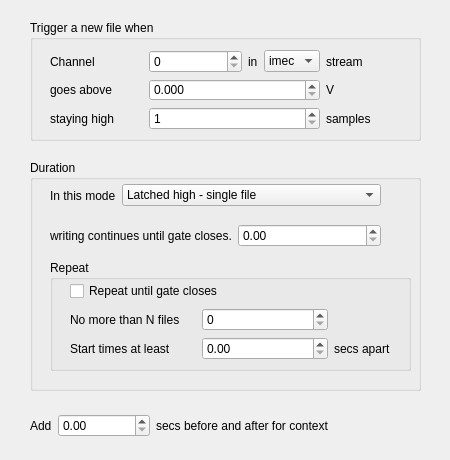
Above: Forms/TrigTTLPanel.ui from billkarsh/SpikeGLX before the change. Below: the same form after it.
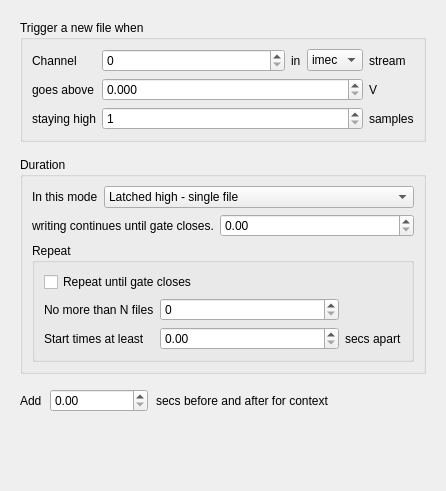
That is the form after the change.

The edit to the form file:
```diff
--- a/Forms/TrigTTLPanel.ui
+++ b/Forms/TrigTTLPanel.ui
@@ -6,141 +6,39 @@
    <rect>
     <x>0</x>
     <y>0</y>
-    <width>450</width>
-    <height>460</height>
+    <width>446</width>
+    <height>491</height>
    </rect>
   </property>
   <property name="windowTitle">
    <string>Form</string>
   </property>
-  <widget class="QWidget" name="horizontalLayoutWidget">
-   <property name="geometry">
-    <rect>
-     <x>30</x>
-     <y>410</y>
-     <width>391</width>
-     <height>31</height>
-    </rect>
+  <layout class="QGridLayout" name="gridLayout_2">
+   <property name="leftMargin">
+    <number>20</number>
    </property>
-   <layout class="QHBoxLayout" name="horizontalLayout">
-    <item>
-     <widget class="QLabel" name="label">
-      <property name="sizePolicy">
-       <sizepolicy hsizetype="Minimum" vsizetype="Preferred">
-        <horstretch>0</horstretch>
-        <verstretch>0</verstretch>
-       </sizepolicy>
-      </property>
-      <property name="text">
-       <string>Add</string>
-      </property>
-     </widget>
-    </item>
-    <item>
-     <widget class="QDoubleSpinBox" name="marginSB">
-      <property name="sizePolicy">
-       <sizepolicy hsizetype="Expanding" vsizetype="Fixed">
-        <horstretch>0</horstretch>
-        <verstretch>0</verstretch>
-       </sizepolicy>
-      </property>
-      <property name="minimumSize">
-       <size>
-        <width>0</width>
-        <height>22</height>
-       </size>
-      </property>
-      <property name="maximum">
-       <double>20.000000000000000</double>
-      </property>
-     </widget>
-    </item>
-    <item>
-     <widget class="QLabel" name="label_2">
-      <property name="sizePolicy">
-       <sizepolicy hsizetype="Minimum" vsizetype="Preferred">
-        <horstretch>0</horstretch>
-        <verstretch>0</verstretch>
-       </sizepolicy>
-      </property>
-      <property name="text">
-       <string>secs before and after for context</string>
-      </property>
-     </widget>
-    </item>
-    <item>
-     <spacer name="horizontalSpacer">
-      <property name="orientation">
-       <enum>Qt::Horizontal</enum>
-      </property>
-      <property name="sizeHint" stdset="0">
-       <size>
-        <width>40</width>
-        <height>20</height>
-       </size>
-      </property>
-     </spacer>
-    </item>
-   </layout>
-  </widget>
+   <property name="topMargin">
+    <number>20</number>
+   </property>
+   <property name="rightMargin">
+    <number>20</number>
+   </property>
+   <property name="verticalSpacing">
+    <number>15</number>
+   </property>
+   <item row="0" column="0">
   <widget class="QGroupBox" name="trigGB">
-   <property name="geometry">
-    <rect>
-     <x>30</x>
-     <y>20</y>
-     <width>391</width>
-     <height>121</height>
-    </rect>
-   </property>
    <property name="title">
     <string>Trigger a new file when</string>
    </property>
-   <widget class="QWidget" name="gridLayoutWidget">
-    <property name="geometry">
-     <rect>
-      <x>20</x>
-      <y>30</y>
-      <width>321</width>
-      <height>80</height>
-     </rect>
-    </property>
-    <layout class="QGridLayout" name="gridLayout">
-     <item row="0" column="0">
-      <widget class="QLabel" name="chanLabel">
-       <property name="sizePolicy">
-        <sizepolicy hsizetype="Expanding" vsizetype="Preferred">
-         <horstretch>0</horstretch>
-         <verstretch>0</verstretch>
-        </sizepolicy>
-       </property>
-       <property name="text">
-        <string>Channel</string>
-       </property>
-      </widget>
-     </item>
-     <item row="0" column="1">
-      <widget class="QSpinBox" name="chanSB">
-       <property name="sizePolicy">
-        <sizepolicy hsizetype="Expanding" vsizetype="Fixed">
-         <horstretch>0</horstretch>
-         <verstretch>0</verstretch>
-        </sizepolicy>
-       </property>
-       <property name="minimumSize">
-        <size>
-         <width>0</width>
-         <height>22</height>
-        </size>
-       </property>
-       <property name="maximum">
-        <number>999</number>
-       </property>
-      </widget>
-     </item>
+     <layout class="QGridLayout" name="gridLayout_3">
+      <property name="verticalSpacing">
+       <number>6</number>
+      </property>
      <item row="2" column="0">
       <widget class="QLabel" name="inarowLabel">
        <property name="sizePolicy">
-        <sizepolicy hsizetype="Expanding" vsizetype="Preferred">
+         <sizepolicy hsizetype="Preferred" vsizetype="Preferred">
          <horstretch>0</horstretch>
          <verstretch>0</verstretch>
         </sizepolicy>
@@ -153,7 +51,7 @@
      <item row="1" column="0">
       <widget class="QLabel" name="TLabel">
        <property name="sizePolicy">
-        <sizepolicy hsizetype="Expanding" vsizetype="Preferred">
+         <sizepolicy hsizetype="Preferred" vsizetype="Preferred">
          <horstretch>0</horstretch>
          <verstretch>0</verstretch>
         </sizepolicy>
@@ -163,23 +61,42 @@
        </property>
       </widget>
      </item>
-     <item row="1" column="4">
-      <widget class="QLabel" name="TUnitLabel">
+      <item row="0" column="1">
+       <widget class="QSpinBox" name="chanSB">
        <property name="sizePolicy">
-        <sizepolicy hsizetype="Minimum" vsizetype="Preferred">
+         <sizepolicy hsizetype="Expanding" vsizetype="Fixed">
+          <horstretch>0</horstretch>
+          <verstretch>0</verstretch>
+         </sizepolicy>
+        </property>
+        <property name="minimumSize">
+         <size>
+          <width>0</width>
+          <height>22</height>
+         </size>
+        </property>
+        <property name="maximum">
+         <number>999</number>
+        </property>
+       </widget>
+      </item>
+      <item row="0" column="0">
+       <widget class="QLabel" name="chanLabel">
+        <property name="sizePolicy">
+         <sizepolicy hsizetype="Preferred" vsizetype="Preferred">
          <horstretch>0</horstretch>
          <verstretch>0</verstretch>
         </sizepolicy>
        </property>
        <property name="text">
-        <string>V</string>
+         <string>Channel</string>
        </property>
       </widget>
      </item>
      <item row="2" column="4">
       <widget class="QLabel" name="inarowUnitLable">
        <property name="sizePolicy">
-        <sizepolicy hsizetype="Minimum" vsizetype="Preferred">
+         <sizepolicy hsizetype="Preferred" vsizetype="Preferred">
          <horstretch>0</horstretch>
          <verstretch>0</verstretch>
         </sizepolicy>
@@ -189,23 +106,10 @@
        </property>
       </widget>
      </item>
-     <item row="0" column="4">
-      <widget class="QLabel" name="streamLbl">
-       <property name="sizePolicy">
-        <sizepolicy hsizetype="Minimum" vsizetype="Preferred">
-         <horstretch>0</horstretch>
-         <verstretch>0</verstretch>
-        </sizepolicy>
-       </property>
-       <property name="text">
-        <string>stream</string>
-       </property>
-      </widget>
-     </item>
      <item row="0" column="2">
       <widget class="QLabel" name="inLbl">
        <property name="sizePolicy">
-        <sizepolicy hsizetype="Minimum" vsizetype="Preferred">
+         <sizepolicy hsizetype="Preferred" vsizetype="Preferred">
          <horstretch>0</horstretch>
          <verstretch>0</verstretch>
         </sizepolicy>
@@ -215,6 +119,32 @@
        </property>
       </widget>
      </item>
+      <item row="1" column="4">
+       <widget class="QLabel" name="TUnitLabel">
+        <property name="sizePolicy">
+         <sizepolicy hsizetype="Preferred" vsizetype="Preferred">
+          <horstretch>0</horstretch>
+          <verstretch>0</verstretch>
+         </sizepolicy>
+        </property>
+        <property name="text">
+         <string>V</string>
+        </property>
+       </widget>
+      </item>
+      <item row="0" column="4">
+       <widget class="QLabel" name="streamLbl">
+        <property name="sizePolicy">
+         <sizepolicy hsizetype="Preferred" vsizetype="Preferred">
+          <horstretch>0</horstretch>
+          <verstretch>0</verstretch>
+         </sizepolicy>
+        </property>
+        <property name="text">
+         <string>stream</string>
+        </property>
+       </widget>
+      </item>
      <item row="0" column="3">
       <widget class="QComboBox" name="streamCB">
        <item>
@@ -278,33 +208,84 @@
      </item>
     </layout>
    </widget>
-  </widget>
+   </item>
+   <item row="2" column="0">
+    <layout class="QHBoxLayout" name="horizontalLayout">
+     <property name="spacing">
+      <number>8</number>
+     </property>
+     <item>
+      <widget class="QLabel" name="label">
+       <property name="sizePolicy">
+        <sizepolicy hsizetype="Preferred" vsizetype="Preferred">
+         <horstretch>0</horstretch>
+         <verstretch>0</verstretch>
+        </sizepolicy>
+       </property>
+       <property name="text">
+        <string>Add</string>
+       </property>
+      </widget>
+     </item>
+     <item>
+      <widget class="QDoubleSpinBox" name="marginSB">
+       <property name="sizePolicy">
+        <sizepolicy hsizetype="Expanding" vsizetype="Fixed">
+         <horstretch>0</horstretch>
+         <verstretch>0</verstretch>
+        </sizepolicy>
+       </property>
+       <property name="minimumSize">
+        <size>
+         <width>0</width>
+         <height>22</height>
+        </size>
+       </property>
+       <property name="maximum">
+        <double>20.000000000000000</double>
+       </property>
+      </widget>
+     </item>
+     <item>
+      <widget class="QLabel" name="label_2">
+       <property name="sizePolicy">
+        <sizepolicy hsizetype="Preferred" vsizetype="Preferred">
+         <horstretch>0</horstretch>
+         <verstretch>0</verstretch>
+        </sizepolicy>
+       </property>
+       <property name="text">
+        <string>secs before and after for context</string>
+       </property>
+      </widget>
+     </item>
+     <item>
+      <spacer name="horizontalSpacer">
+       <property name="orientation">
+        <enum>Qt::Horizontal</enum>
+       </property>
+       <property name="sizeHint" stdset="0">
+        <size>
+         <width>40</width>
+         <height>20</height>
+        </size>
+       </property>
+      </spacer>
+     </item>
+    </layout>
+   </item>
+   <item row="1" column="0">
   <widget class="QGroupBox" name="durationGB">
-   <property name="geometry">
-    <rect>
-     <x>30</x>
-     <y>160</y>
-     <width>391</width>
-     <height>231</height>
-    </rect>
-   </property>
    <property name="title">
     <string>Duration</string>
    </property>
-   <widget class="QWidget" name="horizontalLayoutWidget_2">
-    <property name="geometry">
-     <rect>
-      <x>20</x>
-      <y>20</y>
-      <width>331</width>
-      <height>31</height>
-     </rect>
-    </property>
+     <layout class="QGridLayout" name="gridLayout_4">
+      <item row="0" column="0">
     <layout class="QHBoxLayout" name="horizontalLayout_2">
      <item>
       <widget class="QLabel" name="modeLabel">
        <property name="sizePolicy">
-        <sizepolicy hsizetype="Minimum" vsizetype="Preferred">
+           <sizepolicy hsizetype="Preferred" vsizetype="Preferred">
          <horstretch>0</horstretch>
          <verstretch>0</verstretch>
         </sizepolicy>
@@ -346,21 +327,13 @@
       </widget>
      </item>
     </layout>
-   </widget>
-   <widget class="QWidget" name="horizontalLayoutWidget_3">
-    <property name="geometry">
-     <rect>
-      <x>20</x>
-      <y>60</y>
-      <width>331</width>
-      <height>31</height>
-     </rect>
-    </property>
+      </item>
+      <item row="1" column="0">
     <layout class="QHBoxLayout" name="horizontalLayout_3">
      <item>
       <widget class="QLabel" name="HLabel">
        <property name="sizePolicy">
-        <sizepolicy hsizetype="Expanding" vsizetype="Preferred">
+           <sizepolicy hsizetype="Preferred" vsizetype="Preferred">
          <horstretch>0</horstretch>
          <verstretch>0</verstretch>
         </sizepolicy>
@@ -390,33 +363,49 @@
       </widget>
      </item>
     </layout>
-   </widget>
+      </item>
+      <item row="2" column="0">
    <widget class="QGroupBox" name="repeatGB">
-    <property name="geometry">
-     <rect>
-      <x>20</x>
-      <y>100</y>
-      <width>361</width>
-      <height>111</height>
-     </rect>
-    </property>
     <property name="title">
      <string>Repeat</string>
     </property>
-    <widget class="QWidget" name="gridLayoutWidget_2">
-     <property name="geometry">
-      <rect>
-       <x>20</x>
-       <y>20</y>
-       <width>321</width>
-       <height>80</height>
-      </rect>
-     </property>
-     <layout class="QGridLayout" name="gridLayout_2">
-      <item row="1" column="0">
+        <layout class="QGridLayout" name="gridLayout">
+         <item row="3" column="0">
+          <widget class="QLabel" name="refracLabel">
+           <property name="sizePolicy">
+            <sizepolicy hsizetype="Preferred" vsizetype="Preferred">
+             <horstretch>0</horstretch>
+             <verstretch>0</verstretch>
+            </sizepolicy>
+           </property>
+           <property name="text">
+            <string>Start times at least</string>
+           </property>
+          </widget>
+         </item>
+         <item row="2" column="1">
+          <widget class="QSpinBox" name="NSB">
+           <property name="sizePolicy">
+            <sizepolicy hsizetype="Expanding" vsizetype="Fixed">
+             <horstretch>0</horstretch>
+             <verstretch>0</verstretch>
+            </sizepolicy>
+           </property>
+           <property name="minimumSize">
+            <size>
+             <width>0</width>
+             <height>22</height>
+            </size>
+           </property>
+           <property name="maximum">
+            <number>999</number>
+           </property>
+          </widget>
+         </item>
+         <item row="2" column="0">
        <widget class="QLabel" name="NLabel">
         <property name="sizePolicy">
-         <sizepolicy hsizetype="Expanding" vsizetype="Preferred">
+            <sizepolicy hsizetype="Preferred" vsizetype="Preferred">
           <horstretch>0</horstretch>
           <verstretch>0</verstretch>
          </sizepolicy>
@@ -426,26 +415,7 @@
         </property>
        </widget>
       </item>
-      <item row="1" column="1">
-       <widget class="QSpinBox" name="NSB">
-        <property name="sizePolicy">
-         <sizepolicy hsizetype="Expanding" vsizetype="Fixed">
-          <horstretch>0</horstretch>
-          <verstretch>0</verstretch>
-         </sizepolicy>
-        </property>
-        <property name="minimumSize">
-         <size>
-          <width>0</width>
-          <height>22</height>
-         </size>
-        </property>
-        <property name="maximum">
-         <number>999</number>
-        </property>
-       </widget>
-      </item>
-      <item row="2" column="1">
+         <item row="3" column="1">
        <widget class="QDoubleSpinBox" name="refracSB">
         <property name="sizePolicy">
          <sizepolicy hsizetype="Expanding" vsizetype="Fixed">
@@ -464,7 +434,7 @@
         </property>
        </widget>
       </item>
-      <item row="2" column="2">
+         <item row="3" column="2">
        <widget class="QLabel" name="refracUnitLabel">
         <property name="sizePolicy">
          <sizepolicy hsizetype="Preferred" vsizetype="Preferred">
@@ -477,23 +447,10 @@
         </property>
        </widget>
       </item>
-      <item row="2" column="0">
-       <widget class="QLabel" name="refracLabel">
-        <property name="sizePolicy">
-         <sizepolicy hsizetype="Expanding" vsizetype="Preferred">
-          <horstretch>0</horstretch>
-          <verstretch>0</verstretch>
-         </sizepolicy>
-        </property>
-        <property name="text">
-         <string>Start times at least</string>
-        </property>
-       </widget>
-      </item>
-      <item row="0" column="0" colspan="2">
+         <item row="0" column="0" colspan="3">
        <widget class="QCheckBox" name="NInfChk">
         <property name="sizePolicy">
-         <sizepolicy hsizetype="Minimum" vsizetype="Minimum">
+            <sizepolicy hsizetype="Expanding" vsizetype="Preferred">
           <horstretch>0</horstretch>
           <verstretch>0</verstretch>
          </sizepolicy>
@@ -511,8 +468,24 @@
       </item>
      </layout>
     </widget>
-   </widget>
-  </widget>
+      </item>
+     </layout>
+    </widget>
+   </item>
+   <item row="3" column="0">
+    <spacer name="verticalSpacer">
+     <property name="orientation">
+      <enum>Qt::Vertical</enum>
+     </property>
+     <property name="sizeHint" stdset="0">
+      <size>
+       <width>20</width>
+       <height>40</height>
+      </size>
+     </property>
+    </spacer>
+   </item>
+  </layout>
  </widget>
  <tabstops>
   <tabstop>chanSB</tabstop>
```
Lines whose indentation alone changed are shown as unchanged.
